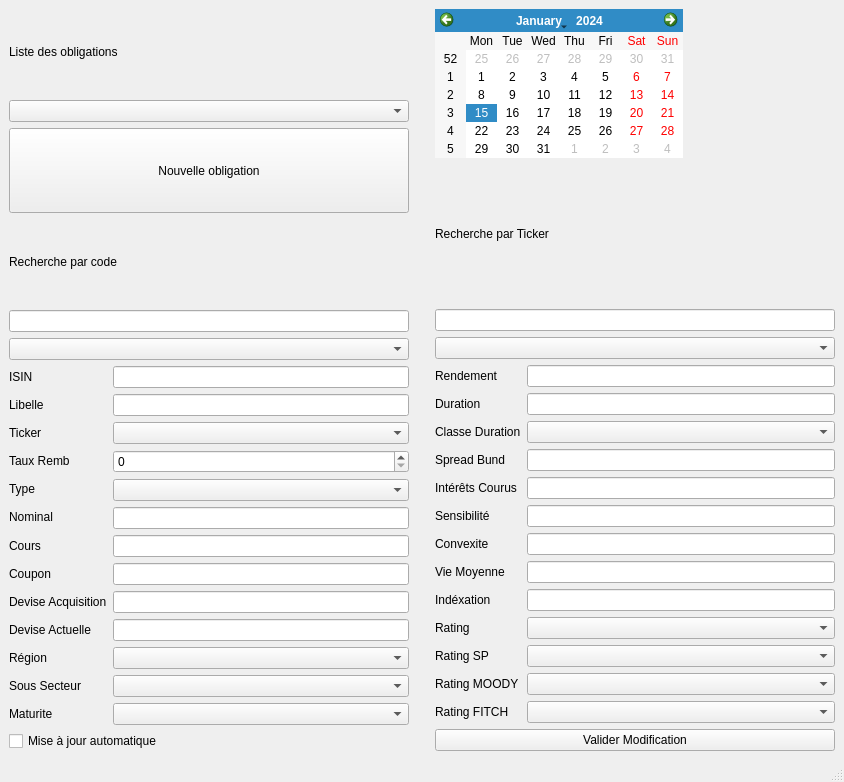
Above: Gestionnaires/GestionnaireObligataire.ui from baptiste-pasquier/eurocorporate before the change. Below: the same form after it.
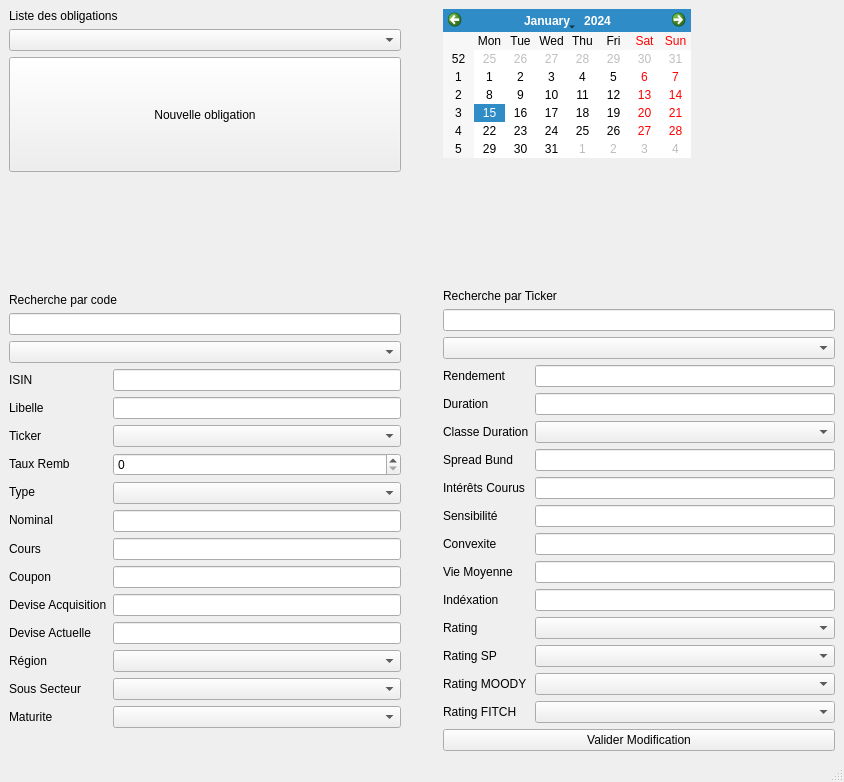
That is the form after the change. Icons and pictures are not drawn.

Patch:
```diff
--- a/Gestionnaires/GestionnaireObligataire.ui
+++ b/Gestionnaires/GestionnaireObligataire.ui
@@ -27,7 +27,7 @@
       <item>
        <widget class="QLabel" name="label_ListeOblig">
         <property name="sizePolicy">
-         <sizepolicy hsizetype="Minimum" vsizetype="Expanding">
+         <sizepolicy hsizetype="Minimum" vsizetype="Fixed">
           <horstretch>0</horstretch>
           <verstretch>0</verstretch>
          </sizepolicy>
@@ -43,7 +43,7 @@
       <item>
        <widget class="QPushButton" name="pushBtton_NvlOblig">
         <property name="sizePolicy">
-         <sizepolicy hsizetype="Minimum" vsizetype="MinimumExpanding">
+         <sizepolicy hsizetype="Expanding" vsizetype="Expanding">
           <horstretch>0</horstretch>
           <verstretch>0</verstretch>
          </sizepolicy>
@@ -51,12 +51,35 @@
         <property name="text">
          <string>Nouvelle obligation</string>
         </property>
+        <property name="icon">
+         <iconset resource="../ressources.qrc">
+          <normaloff>:/ressources/img/add-48.png</normaloff>:/ressources/img/add-48.png</iconset>
+        </property>
+        <property name="iconSize">
+         <size>
+          <width>34</width>
+          <height>34</height>
+         </size>
+        </property>
        </widget>
       </item>
+      <item>
+       <spacer name="verticalSpacer">
+        <property name="orientation">
+         <enum>Qt::Vertical</enum>
+        </property>
+        <property name="sizeHint" stdset="0">
+         <size>
+          <width>20</width>
+          <height>40</height>
+         </size>
+        </property>
+       </spacer>
+      </item>
       <item>
        <widget class="QLabel" name="label_SrchCode">
         <property name="sizePolicy">
-         <sizepolicy hsizetype="Preferred" vsizetype="Expanding">
+         <sizepolicy hsizetype="Preferred" vsizetype="Fixed">
           <horstretch>0</horstretch>
           <verstretch>0</verstretch>
          </sizepolicy>
@@ -222,11 +245,20 @@
        </layout>
       </item>
       <item>
-       <widget class="QCheckBox" name="checkBox">
-        <property name="text">
-         <string>Mise à jour automatique</string>
+       <spacer name="verticalSpacer_3">
+        <property name="orientation">
+         <enum>Qt::Vertical</enum>
         </property>
-       </widget>
+        <property name="sizeType">
+         <enum>QSizePolicy::Fixed</enum>
+        </property>
+        <property name="sizeHint" stdset="0">
+         <size>
+          <width>20</width>
+          <height>23</height>
+         </size>
+        </property>
+       </spacer>
       </item>
      </layout>
     </item>
@@ -235,12 +267,9 @@
       <property name="orientation">
        <enum>Qt::Horizontal</enum>
       </property>
-      <property name="sizeType">
-       <enum>QSizePolicy::Fixed</enum>
-      </property>
       <property name="sizeHint" stdset="0">
        <size>
-        <width>20</width>
+        <width>40</width>
         <height>20</height>
        </size>
       </property>
@@ -258,6 +287,19 @@
         </property>
        </widget>
       </item>
+      <item>
+       <spacer name="verticalSpacer_2">
+        <property name="orientation">
+         <enum>Qt::Vertical</enum>
+        </property>
+        <property name="sizeHint" stdset="0">
+         <size>
+          <width>20</width>
+          <height>40</height>
+         </size>
+        </property>
+       </spacer>
+      </item>
       <item>
        <widget class="QLabel" name="label_SrchTicker">
         <property name="text">
```
Left out of the diff: 4 changed lines with no effect on the pictures.
